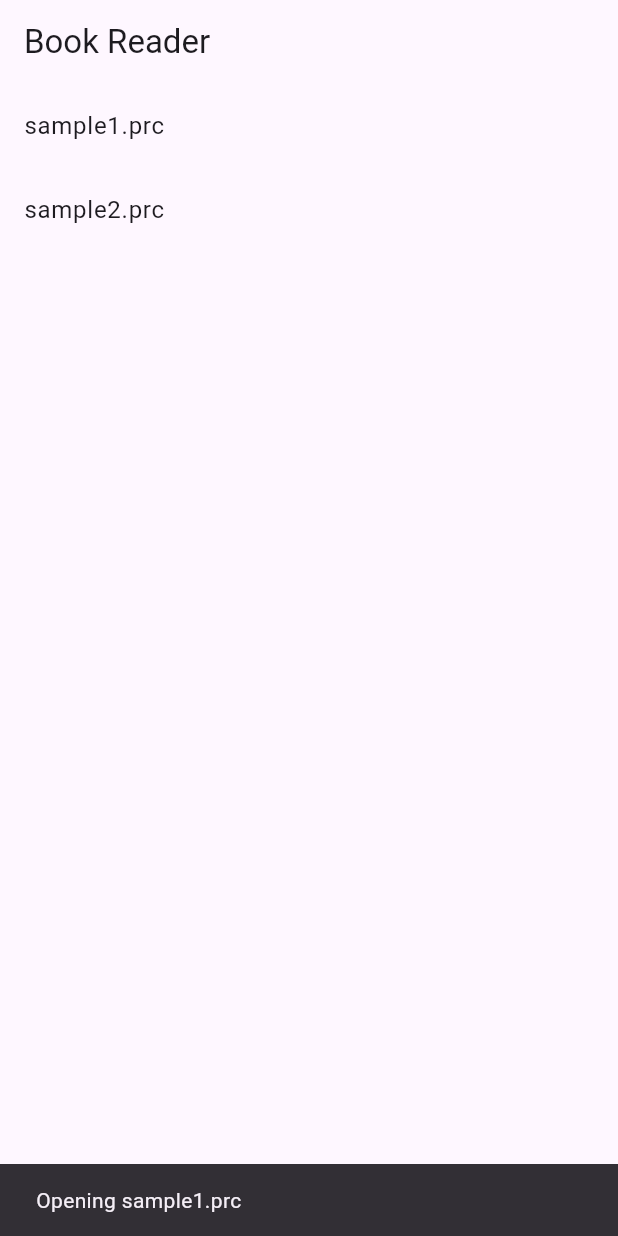
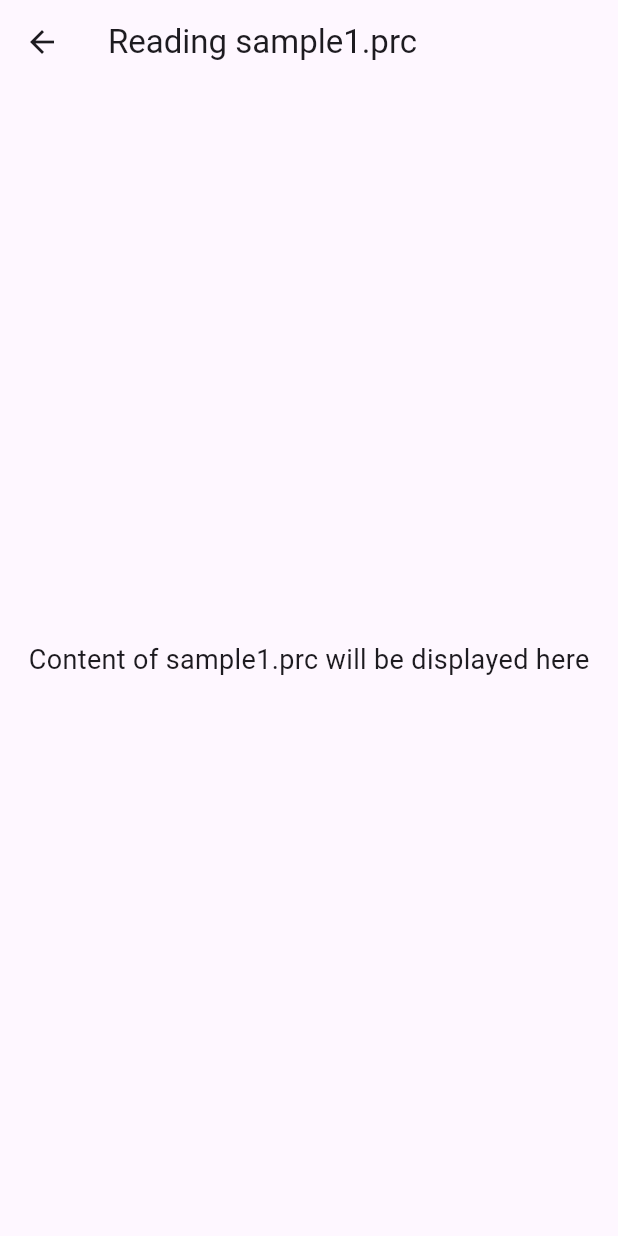
Before and after one commit to lytuan123/MobileBookReaderApp, a Flutter app: the screen it shows after launch, after a tap on "sample1.prc", on a phone screen of 412 x 824 dp. Run offline on Flutter 3.47's test engine with Material 3 defaults, Android fonts, the phone set to English and light mode, and no system bars.

Commit message:
Update main.dart

```diff
--- a/lib/main.dart
+++ b/lib/main.dart
@@ -1,7 +1,4 @@
 import 'package:flutter/material.dart';
-import 'dart:async';
-import 'dart:convert';
-import 'package:flutter/services.dart' show rootBundle;
 
 void main() {
   runApp(MyApp());
@@ -21,10 +18,7 @@ class MyApp extends StatelessWidget {
 }
 
 class HomeScreen extends StatelessWidget {
-  Future<List<String>> _loadBookFiles() async {
-    // Giả sử bạn đã biết tên file, ở đây có thể thay thế bằng cách đọc thư mục
-    return ['sample1.prc', 'sample2.prc']; // Thay thế với tên file PRC thực tế của bạn
-  }
+  final List<String> _bookFiles = ['sample1.prc', 'sample2.prc']; // Thay thế với tên file thực tế
 
   @override
   Widget build(BuildContext context) {
@@ -32,34 +26,44 @@ class HomeScreen extends StatelessWidget {
       appBar: AppBar(
         title: Text('Book Reader'),
       ),
-      body: FutureBuilder<List<String>>(
-        future: _loadBookFiles(),
-        builder: (context, snapshot) {
-          if (snapshot.connectionState == ConnectionState.waiting) {
-            return Center(child: CircularProgressIndicator());
-          } else if (snapshot.hasError) {
-            return Center(child: Text('Error loading books'));
-          } else if (!snapshot.hasData || snapshot.data!.isEmpty) {
-            return Center(child: Text('No books available'));
-          } else {
-            return ListView.builder(
-              itemCount: snapshot.data!.length,
+      body: ListView.builder(
+        itemCount: _bookFiles.length,
         itemBuilder: (context, index) {
-                String fileName = snapshot.data![index];
+          String fileName = _bookFiles[index];
           return ListTile(
             title: Text(fileName),
             onTap: () {
-                    // Placeholder action khi bấm vào sách
-                    ScaffoldMessenger.of(context).showSnackBar(
-                      SnackBar(content: Text('Opening $fileName')),
+              Navigator.push(
+                context,
+                MaterialPageRoute(
+                  builder: (context) => BookReaderScreen(fileName: fileName),
+                ),
               );
             },
           );
-              },
-            );
-          }
         },
       ),
     );
   }
 }
+
+class BookReaderScreen extends StatelessWidget {
+  final String fileName;
+
+  BookReaderScreen({required this.fileName});
+
+  @override
+  Widget build(BuildContext context) {
+    return Scaffold(
+      appBar: AppBar(
+        title: Text('Reading $fileName'),
+      ),
+      body: Center(
+        child: Text(
+          'Content of $fileName will be displayed here',
+          style: TextStyle(fontSize: 18),
+        ),
+      ),
+    );
+  }
+}
```
Lines whose indentation alone changed are shown as unchanged.
